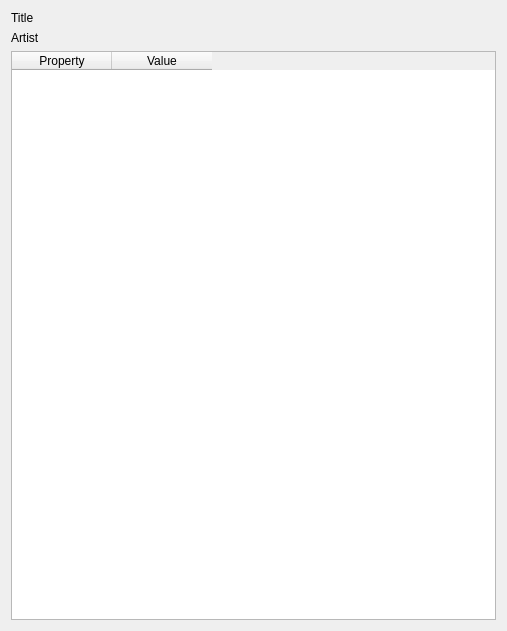
Qt form ui/MetadataWidget.ui (nichilum/nimamp) before a commit.
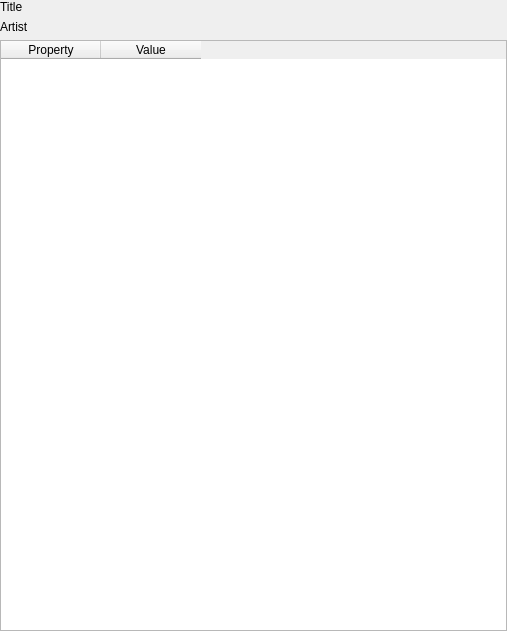
The same form after that commit.

Diff of the .ui file:
```diff
--- a/ui/MetadataWidget.ui
+++ b/ui/MetadataWidget.ui
@@ -17,6 +17,18 @@
    <string>Form</string>
   </property>
   <layout class="QVBoxLayout" name="verticalLayout">
+   <property name="leftMargin">
+    <number>0</number>
+   </property>
+   <property name="topMargin">
+    <number>0</number>
+   </property>
+   <property name="rightMargin">
+    <number>0</number>
+   </property>
+   <property name="bottomMargin">
+    <number>0</number>
+   </property>
    <item>
     <widget class="QLabel" name="titleLabel">
      <property name="text">
```
